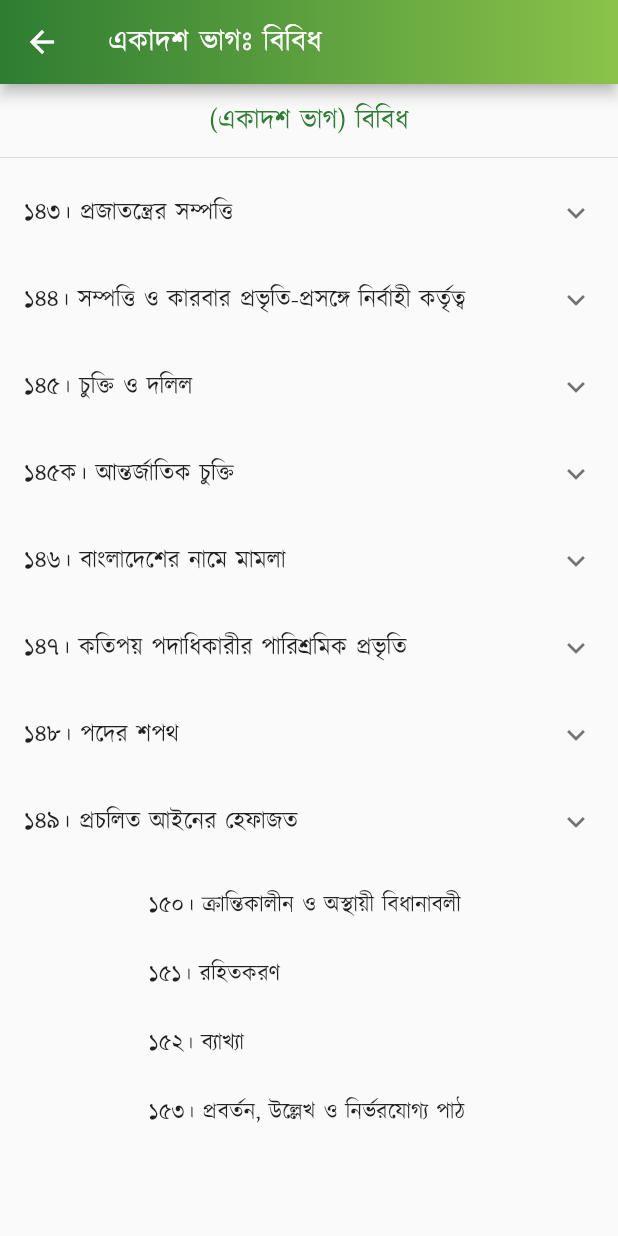
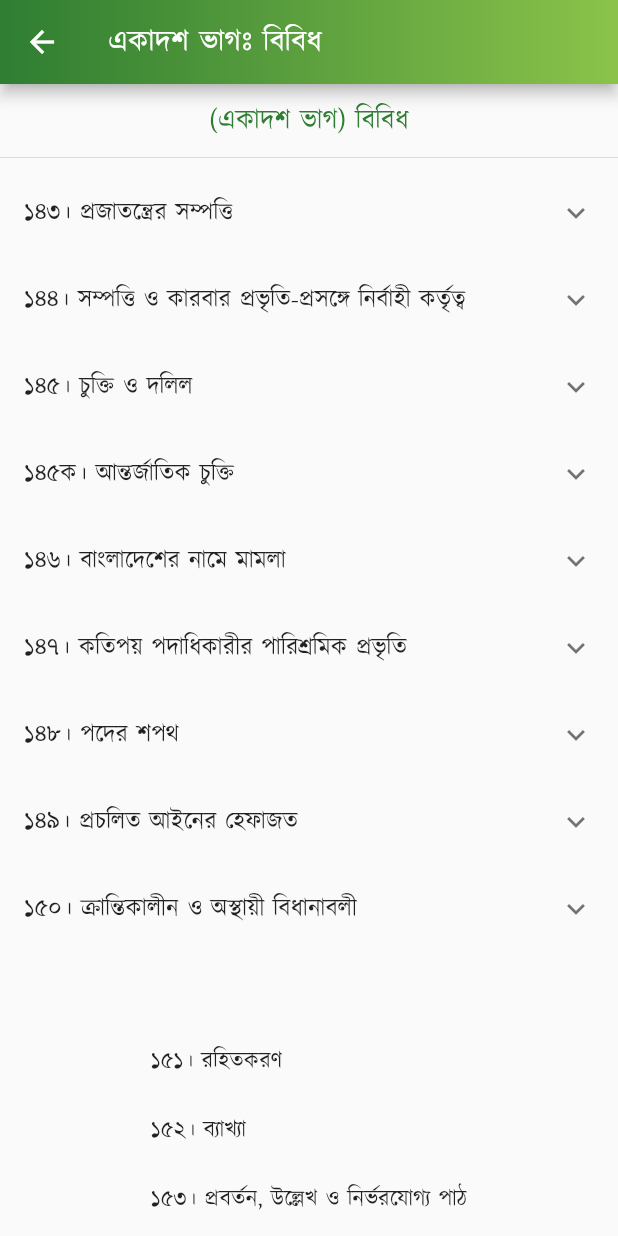
Before and after one commit to Azimul-Haque/flutter-onesignal, a Flutter app: the PartEleven screen opened directly, on a phone screen of 412 x 824 dp. Run offline on Flutter 3.47's test engine with Material 2 defaults, Android fonts, the phone set to English and light mode, and no system bars; our stand-ins replace fluttertoast, package_info_plus, percent_indicator, shared_preferences, sqflite; missing offline and left inert: blinking_text, flutter_share, onesignal_flutter, slide_popup_dialog; accounts and stored records are empty; network calls fail.

Commit message:
Commit Sat 04/30/2022  1:43:16.21 960

```diff
--- a/lib/pages/constitution/part11.dart
+++ b/lib/pages/constitution/part11.dart
@@ -154,11 +154,26 @@ class PartEleven extends StatelessWidget {
               )),
             ],
           ),
+          ExpansionTile(
+            title: Text('১৫০। ক্রান্তিকালীন ও অস্থায়ী বিধানাবলী'),
+            children: <Widget>[
+              ListTile(
+                  title: SelectableText(
+                '১৫০।(১) এই সংবিধানের অন্য কোন বিধান সত্ত্বেও ১৯৭২ সালের ১৬ই ডিসেম্বর তারিখে এই সংবিধান প্রবর্তনকালে সংবিধানের চতুর্থ তফসিলে বর্ণিত বিধানাবলী ক্রান্তিকালীন ও অস্থায়ী বিধানাবলী হিসাবে কার্যকর থাকিবে।',
+                textAlign: TextAlign.justify,
+              )),
+              ListTile(
+                  title: SelectableText(
+                '১৫০।(১) এই সংবিধানের অন্য কোন বিধান সত্ত্বেও ১৯৭২ সালের ১৬ই ডিসেম্বর তারিখে এই সংবিধান প্রবর্তনকালে সংবিধানের চতুর্থ তফসিলে বর্ণিত বিধানাবলী ক্রান্তিকালীন ও অস্থায়ী বিধানাবলী হিসাবে কার্যকর থাকিবে।',
+                textAlign: TextAlign.justify,
+              )),
+            ],
+          ),
           Padding(
             padding: EdgeInsets.all(15),
             child: Column(children: <Widget>[
               Text(
-                "১৫০। ক্রান্তিকালীন ও অস্থায়ী বিধানাবলী \n\n১৫১। রহিতকরণ \n\n১৫২। ব্যাখ্যা \n\n১৫৩। প্রবর্তন, উল্লেখ ও নির্ভরযোগ্য পাঠ",
+                " \n\n১৫১। রহিতকরণ \n\n১৫২। ব্যাখ্যা \n\n১৫৩। প্রবর্তন, উল্লেখ ও নির্ভরযোগ্য পাঠ",
                 style:
                     TextStyle(color: Colors.black87, fontSize: 15, height: 1.5),
                 textAlign: TextAlign.justify,
```
